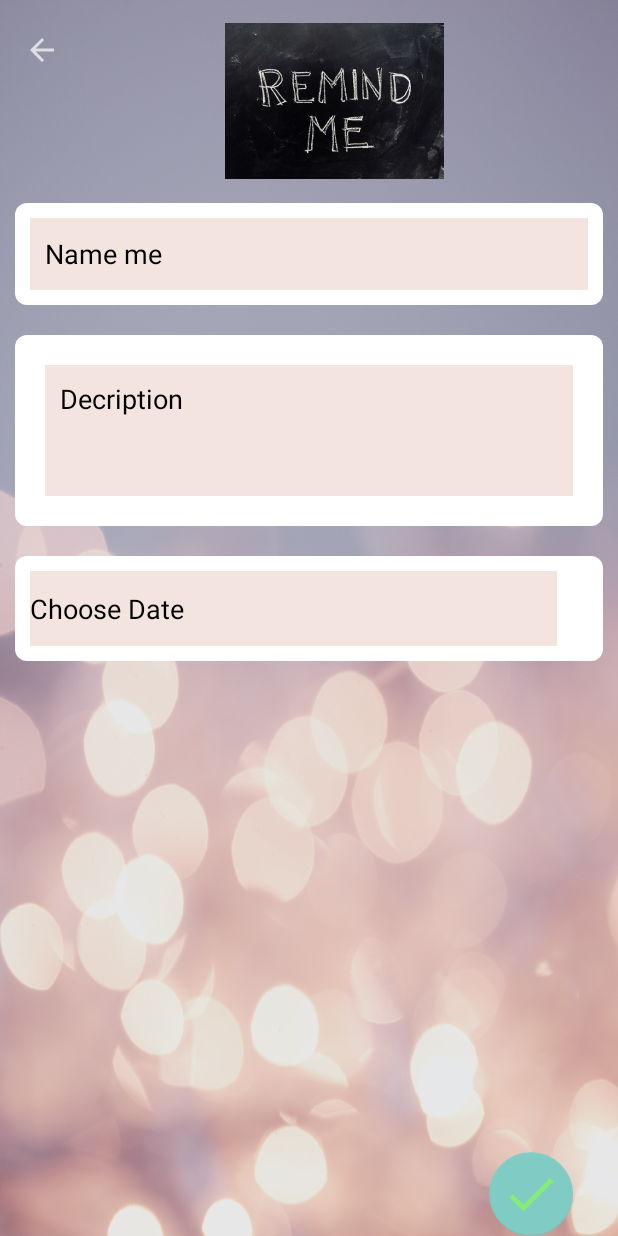
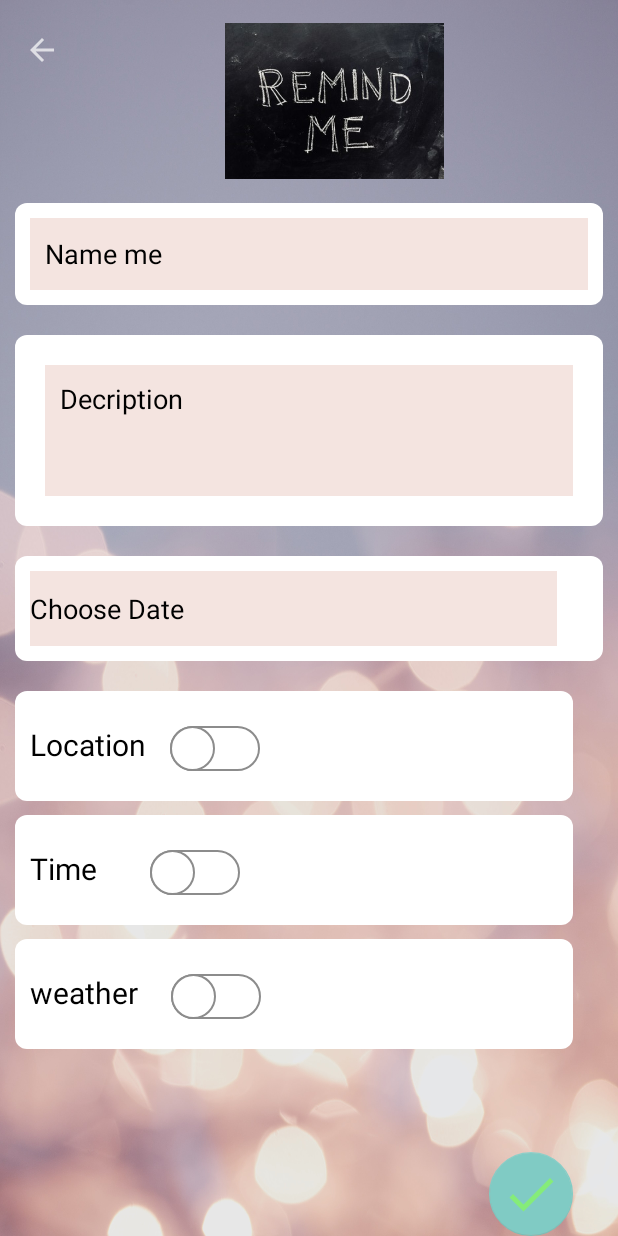
Before and after one commit to HalaGR/ReminderApp, an Android app: the add_reminder screen opened directly, with no data from a screen before it, on a phone screen of 412 x 824 dp. Run offline under Robolectric (Android 15) with nearby library versions, the phone set to English and light mode, and no system bars; our stand-ins replace Firebase (no records; nobody signed in at launch, a user with empty details on screens opened directly).

Commit message:
added 3 switches to add_rmminder.xml

```diff
--- a/app/src/main/java/com/example/locationreminder/add_reminder.java
+++ b/app/src/main/java/com/example/locationreminder/add_reminder.java
@@ -82,15 +82,17 @@ public class add_reminder extends AppCompatActivity {
             public void onClick(View view) {
                 String title = mytitleinput.getText().toString();
                 String description = mydescriptioninput.getText().toString();
-                if (title.isEmpty() || description.isEmpty()){
+                String date = mydate.getText().toString();
+                if (title.isEmpty() || date.isEmpty()){
                     //are all files filed
-                    Toast.makeText(getApplicationContext(), "Pleas fill Bothe files", Toast.LENGTH_SHORT).show();
+                    Toast.makeText(getApplicationContext(), "Pleas fill Both title and Date files", Toast.LENGTH_SHORT).show();
                 }else{
                     // add reminder to database
                     DocumentReference documentReference = firebasefirestore.collection("reminders").document(firebaseUser.getUid()).collection("myreminders").document();
                     Map<String, Object> reminder = new HashMap<>();
                     reminder.put("title", title);
                     reminder.put("description", description);
+                    reminder.put("date", date);
                     documentReference.set(reminder).addOnSuccessListener(new OnSuccessListener<Void>() {
                         @Override
                         public void onSuccess(Void unused) {
--- a/app/src/main/java/com/example/locationreminder/firebasemodel.java
+++ b/app/src/main/java/com/example/locationreminder/firebasemodel.java
@@ -3,13 +3,15 @@ package com.example.locationreminder;
 public class firebasemodel {
     private String title;
     private String description;
+    private String date;
 
     public firebasemodel(){
 
     }
-    public firebasemodel(String title, String description){
+    public firebasemodel(String title, String description, String date){
         this.title = title;
         this.description = description;
+        this.date = date;
     }
 
     public String getDescription() {
@@ -19,7 +21,7 @@ public class firebasemodel {
     public String getTitle() {
         return title;
     }
-
+    public String getDate() {return  date;}
     public void setDescription(String description) {
         this.description = description;
     }
@@ -27,4 +29,7 @@ public class firebasemodel {
     public void setTitle(String title) {
         this.title = title;
     }
+    public void setDate(String date) {
+        this.date = date;
+    }
 }
--- a/app/src/main/java/com/example/locationreminder/home_page_Activity.java
+++ b/app/src/main/java/com/example/locationreminder/home_page_Activity.java
@@ -104,6 +104,7 @@ public class home_page_Activity extends AppCompatActivity {
             protected void onBindViewHolder(@NonNull ReminderViweHolder reminderViweHolder, int i, @NonNull firebasemodel firebasemodel) {
                 reminderViweHolder.reminderTitle.setText(firebasemodel.getTitle());
                 reminderViweHolder.reminderDescription.setText(firebasemodel.getDescription());
+                reminderViweHolder.reminderDate.setText(firebasemodel.getDate());
             }
 
             @NonNull
@@ -124,12 +125,14 @@ public class home_page_Activity extends AppCompatActivity {
     public class ReminderViweHolder extends RecyclerView.ViewHolder {
         private TextView reminderTitle;
         private TextView reminderDescription;
+        private TextView reminderDate;
         LinearLayout myreminders;
 
         public ReminderViweHolder(@NonNull View itemView) {
             super(itemView);
             reminderTitle = itemView.findViewById(R.id.notetitle);
             reminderDescription = itemView.findViewById(R.id.noteDescription);
+            reminderDate = itemView.findViewById(R.id.noteDate);
             myreminders = itemView.findViewById(R.id.note);
         }
     }
--- /dev/null
+++ b/app/src/main/res/drawable/thumb.xml
@@ -0,0 +1,23 @@
+<?xml version="1.0" encoding="utf-8"?>
+<selector xmlns:android="http://schemas.android.com/apk/res/android">
+    <item android:state_checked="true">
+        <shape android:shape="oval">
+            <solid android:color="@android:color/white"/>
+            <stroke android:width="1dp"
+                android:color="#34c759"/>
+            <size android:width="30dp"
+                android:height="30dp"/>
+        </shape>
+    </item>
+
+    <item android:state_checked="false">
+        <shape android:shape="oval">
+            <solid android:color="@android:color/white"/>
+            <stroke android:width="1dp"
+                android:color="#8c8c8c"/>
+            <size android:width="30dp"
+                android:height="30dp"/>
+        </shape>
+    </item>
+
+</selector>
--- /dev/null
+++ b/app/src/main/res/drawable/track.xml
@@ -0,0 +1,23 @@
+<?xml version="1.0" encoding="utf-8"?>
+<selector xmlns:android="http://schemas.android.com/apk/res/android">
+    <item android:state_checked="true">
+        <shape android:shape="rectangle">
+            <solid android:color="#34c759"/>
+            <corners android:radius="100dp"/>
+            <stroke android:width="1dp"
+                android:color="#8c8c8c"/>
+            <size android:height="20dp"/>
+        </shape>
+    </item>
+
+    <item android:state_checked="false">
+        <shape android:shape="rectangle">
+            <solid android:color="@android:color/white"/>
+            <corners android:radius="100dp"/>
+            <stroke android:width="1dp"
+                android:color="#8c8c8c"/>
+            <size android:height="20dp"/>
+        </shape>
+    </item>
+
+</selector>
--- a/app/src/main/res/layout/activity_add_reminder.xml
+++ b/app/src/main/res/layout/activity_add_reminder.xml
@@ -109,6 +109,109 @@
 
     </LinearLayout>
 
+    <LinearLayout
+        android:id="@+id/layout_location_switch"
+        android:layout_width="372dp"
+        android:layout_height="73dp"
+        android:layout_below="@+id/layout_Date"
+        android:layout_marginStart="10dp"
+        android:layout_marginTop="20dp"
+        android:layout_marginEnd="10dp"
+        android:background="@drawable/rounded_corner"
+        android:padding="10dp">
+
+        <TextView
+            android:layout_width="wrap_content"
+            android:layout_height="41dp"
+            android:text="Location"
+            android:textColor="@color/black"
+            android:textSize="20dp">
+
+        </TextView>
+
+        <androidx.appcompat.widget.SwitchCompat
+            android:id="@+id/location_switch"
+            android:layout_width="76dp"
+            android:layout_height="56dp"
+            android:baselineAligned="false"
+            android:textOff="off"
+            android:textOn="on"
+            android:thumb="@drawable/thumb"
+            app:showText="true"
+            app:track="@drawable/track" />
+
+
+    </LinearLayout>
+
+    <LinearLayout
+        android:id="@+id/layout_weather_switch"
+        android:layout_width="372dp"
+        android:layout_height="73dp"
+        android:layout_below="@+id/layout_Time_switch"
+        android:layout_marginStart="10dp"
+        android:layout_marginTop="9dp"
+        android:layout_marginEnd="10dp"
+        android:background="@drawable/rounded_corner"
+        android:padding="10dp">
+
+        <TextView
+            android:layout_width="82dp"
+            android:layout_height="41dp"
+            android:text="weather"
+            android:textColor="@color/black"
+            android:textSize="20dp">
+
+        </TextView>
+
+        <androidx.appcompat.widget.SwitchCompat
+            android:id="@+id/weather_switch"
+            android:layout_width="72dp"
+            android:layout_height="56dp"
+            android:baselineAligned="false"
+            android:textOff="off"
+            android:textOn="on"
+            android:thumb="@drawable/thumb"
+            app:showText="true"
+            app:track="@drawable/track" />
+
+
+    </LinearLayout>
+
+
+    <LinearLayout
+        android:id="@+id/layout_Time_switch"
+        android:layout_width="372dp"
+        android:layout_height="73dp"
+        android:layout_below="@+id/layout_location_switch"
+        android:layout_marginStart="10dp"
+        android:layout_marginTop="9dp"
+        android:layout_marginEnd="10dp"
+        android:background="@drawable/rounded_corner"
+        android:padding="10dp">
+
+        <TextView
+            android:layout_width="64dp"
+            android:layout_height="41dp"
+            android:text="Time"
+            android:textColor="@color/black"
+            android:textSize="20dp">
+
+        </TextView>
+
+        <androidx.appcompat.widget.SwitchCompat
+            android:id="@+id/Time_switch"
+            android:layout_width="76dp"
+            android:layout_height="56dp"
+            android:baselineAligned="false"
+            android:textOff="off"
+            android:textOn="on"
+            android:thumb="@drawable/thumb"
+            app:showText="true"
+            app:track="@drawable/track" />
+
+
+    </LinearLayout>
+
     <com.google.android.material.floatingactionbutton.FloatingActionButton
         android:id="@+id/savebtn"
         android:layout_width="wrap_content"
--- a/app/src/main/res/layout/item_layout.xml
+++ b/app/src/main/res/layout/item_layout.xml
@@ -41,7 +41,6 @@
 
                     </TextView>
 
-
                 </LinearLayout>
 
                 <TextView
@@ -58,6 +57,29 @@
                     android:textSize="15sp">
 
                 </TextView>
+                <LinearLayout
+                    android:layout_width="match_parent"
+                    android:layout_height="wrap_content"
+                    android:orientation="vertical">
+
+                    <TextView
+                        android:id="@+id/noteDate"
+                        android:layout_width="match_parent"
+                        android:layout_height="wrap_content"
+                        android:layout_weight="1"
+                        android:background="@color/Azure"
+                        android:paddingLeft="10dp"
+                        android:paddingTop="10dp"
+                        android:paddingRight="10dp"
+                        android:paddingBottom="10dp"
+                        android:text="Date"
+                        android:textColor="@color/black"
+                        android:textSize="15sp"
+                        android:visibility="visible">
+
+                    </TextView>
+
+                </LinearLayout>
 
 
             </LinearLayout>
```
